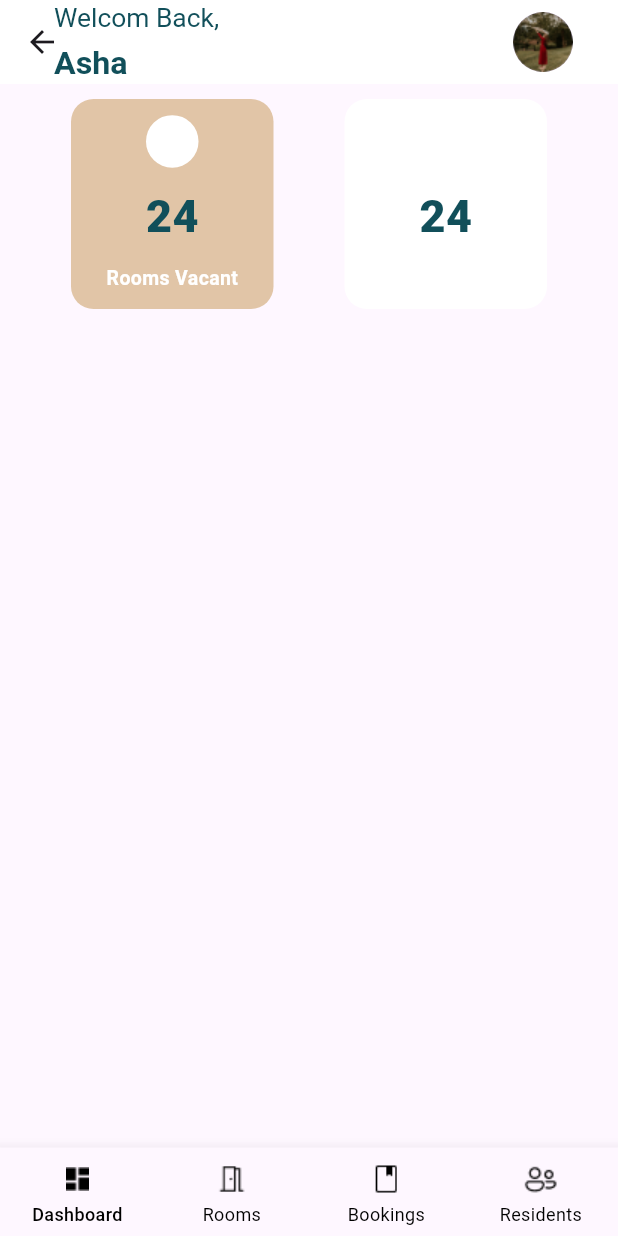
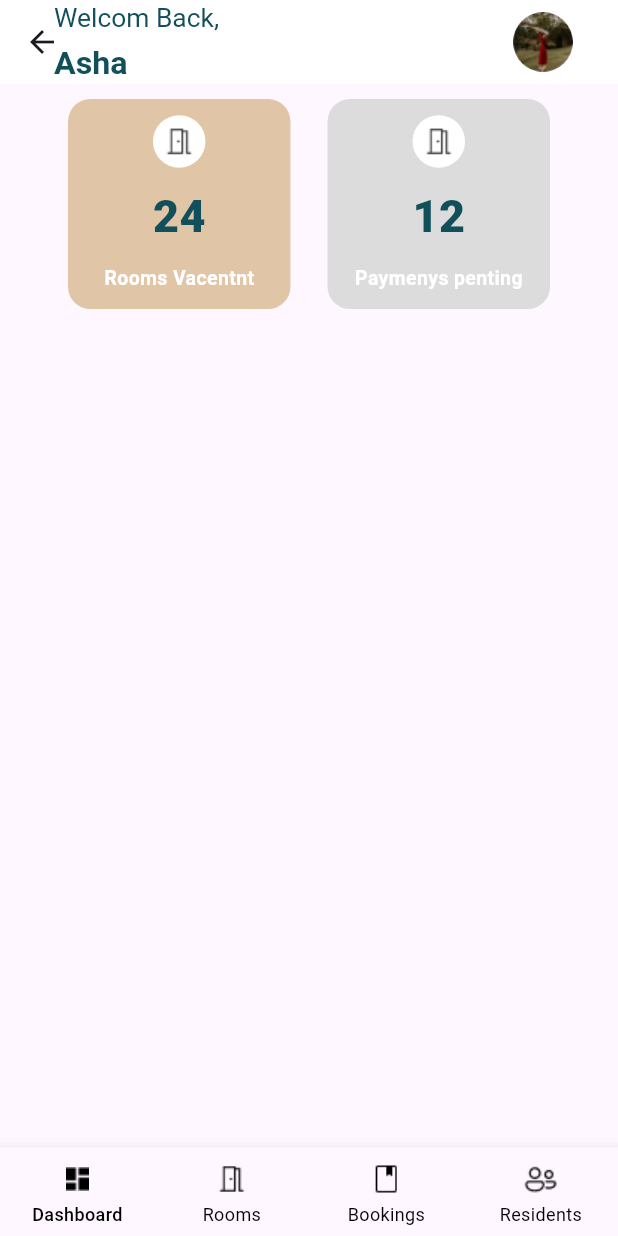
Before and after one commit to muhammed-aslam-pm/Hostel-Manager, a Flutter app: the OwnerHomeScreen screen opened directly, on a phone screen of 412 x 824 dp. Run offline on Flutter 3.47's test engine with Material 3 defaults, Android fonts, the phone set to English and light mode, and no system bars; our stand-ins replace smooth_page_indicator.

Commit message:
rooms card seprated

```diff
--- a/lib/view/owner_home_screen/owner_home_screen.dart
+++ b/lib/view/owner_home_screen/owner_home_screen.dart
@@ -3,6 +3,7 @@ import 'package:hostel_management_app/controller/owner_bottom_navbar_controller/
 import 'package:hostel_management_app/utils/color_constants.dart';
 import 'package:hostel_management_app/utils/image_constants.dart';
 import 'package:hostel_management_app/utils/text_style_constatnts.dart';
+import 'package:hostel_management_app/view/owner_home_screen/widgets/rooms_vaccent_card.dart';
 import 'package:provider/provider.dart';
 
 class OwnerHomeScreen extends StatelessWidget {
@@ -50,60 +51,28 @@ class OwnerHomeScreen extends StatelessWidget {
             SizedBox(
               height: 10,
             ),
-          Row(
-            mainAxisAlignment: MainAxisAlignment.spaceEvenly,
+            Padding(
+              padding: EdgeInsets.symmetric(
+                  horizontal: MediaQuery.sizeOf(context).width * 11 / 100),
+              child: Row(
+                mainAxisAlignment: MainAxisAlignment.spaceBetween,
                 children: [
-              Container(
-                height: 140,
-                width: 135,
-                decoration: BoxDecoration(
-                    borderRadius: BorderRadius.circular(15),
-                    color: ColorConstants.SecondaryColor2),
-                child: Column(
-                  mainAxisAlignment: MainAxisAlignment.spaceEvenly,
-                  crossAxisAlignment: CrossAxisAlignment.center,
-                  children: [
-                    CircleAvatar(
-                      radius: 17.5,
-                      backgroundColor: ColorConstants.primaryWhiteColor,
-                    ),
-                    Text(
-                      "24",
-                      style: TextStyleConstants.dashboardVacentRoom1,
-                    ),
-                    Text("Rooms Vacant",
-                        style: TextStyleConstants.dashboardVacentRoom2)
-                  ],
-                ),
-              ),
-              Container(
-                height: 140,
-                width: 135,
-                decoration: BoxDecoration(
-                  borderRadius: BorderRadius.circular(15),
-                  color: ColorConstants.primaryWhiteColor,
-                ),
-                child: Column(
-                  mainAxisAlignment: MainAxisAlignment.spaceEvenly,
-                  crossAxisAlignment: CrossAxisAlignment.center,
-                  children: [
-                    CircleAvatar(
-                      radius: 17.5,
-                      backgroundColor: ColorConstants.primaryWhiteColor,
-                    ),
-                    Text(
-                      "24",
-                      style: TextStyleConstants.dashboardVacentRoom1,
-                    ),
-                    Text("Rooms Vacant",
-                        style: TextStyleConstants.dashboardVacentRoom2)
+                  RoomVaccentCard(
+                      title: "Rooms Vacentnt",
+                      number: "24",
+                      bgColor: ColorConstants.SecondaryColor2,
+                      image: ImageConstants.ownerRoomsIconeDisabled),
+                  RoomVaccentCard(
+                      title: "Paymenys penting",
+                      number: "12",
+                      bgColor: ColorConstants.SecondaryColor1,
+                      image: ImageConstants.ownerRoomsIconeDisabled),
                 ],
               ),
             )
           ],
-          )
-        ],
-      )),
+        ),
+      ),
       bottomNavigationBar: BottomNavigationBar(
         type: BottomNavigationBarType.fixed,
         currentIndex: navBarController.selectedIndex,
@@ -165,7 +134,8 @@ class OwnerHomeScreen extends StatelessWidget {
               width: 30,
               color: ColorConstants.primaryBlackColor,
             ),
-              label: 'Residents'),
+            label: 'Residents',
+          ),
         ],
       ),
     );
--- /dev/null
+++ b/lib/view/owner_home_screen/widgets/rooms_vaccent_card.dart
@@ -0,0 +1,43 @@
+import 'package:flutter/material.dart';
+import 'package:hostel_management_app/utils/color_constants.dart';
+import 'package:hostel_management_app/utils/text_style_constatnts.dart';
+
+class RoomVaccentCard extends StatelessWidget {
+  const RoomVaccentCard(
+      {super.key,
+      required this.title,
+      required this.number,
+      required this.bgColor,
+      required this.image});
+
+  final String title;
+  final String number;
+  final Color bgColor;
+  final String image;
+
+  @override
+  Widget build(BuildContext context) {
+    return Container(
+      height: MediaQuery.sizeOf(context).height * 17 / 100,
+      width: MediaQuery.sizeOf(context).width * 36 / 100,
+      decoration: BoxDecoration(
+          borderRadius: BorderRadius.circular(15), color: bgColor),
+      child: Column(
+        mainAxisAlignment: MainAxisAlignment.spaceEvenly,
+        crossAxisAlignment: CrossAxisAlignment.center,
+        children: [
+          CircleAvatar(
+            radius: 17.5,
+            backgroundColor: ColorConstants.primaryWhiteColor,
+            child: Image.asset(image),
+          ),
+          Text(
+            number,
+            style: TextStyleConstants.dashboardVacentRoom1,
+          ),
+          Text(title, style: TextStyleConstants.dashboardVacentRoom2)
+        ],
+      ),
+    );
+  }
+}
```
Lines whose indentation alone changed are shown as unchanged.
